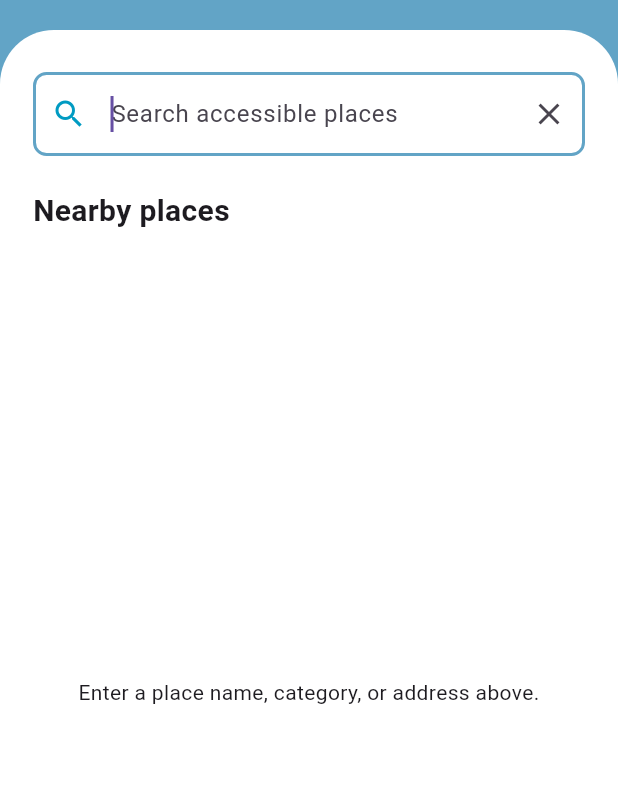
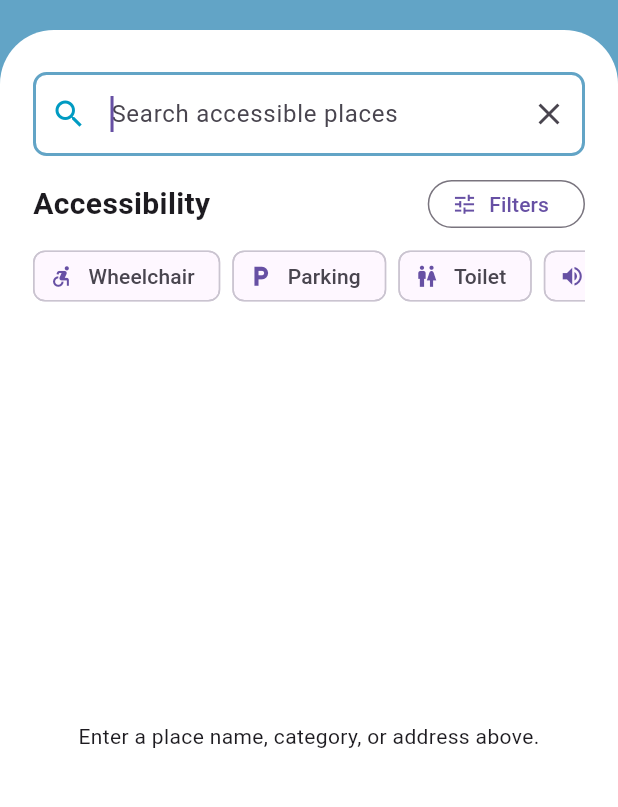
Before and after one commit to Senith001/AccessLink, a Flutter app: the HomeScreen screen opened directly, after a tap on "Search accessible places", on a phone screen of 412 x 824 dp, the part 75-882 px from its top. Run offline on Flutter 3.47's test engine with Material 3 defaults, Android fonts, the phone set to English and light mode, and no system bars; our stand-ins replace cloud_firestore, firebase_auth, firebase_core; accounts and stored records are empty; Roboto replaces fonts that are missing (Georgia).

Commit message:
IAM-16 Filter Places by Accessibility Requirements

```diff
--- a/lib/screens/home_screen.dart
+++ b/lib/screens/home_screen.dart
@@ -55,11 +55,16 @@ class _HomeScreenState extends State<HomeScreen> {
   }
 
   void _openSearch(BuildContext context) {
+    _openSearchWithFilter(context, null);
+  }
+
+  void _openSearchWithFilter(BuildContext context, String? filter) {
     Navigator.push(
       context,
       MaterialPageRoute(
         builder: (context) => SearchResultsScreen(
           initialPlaces: widget.initialPlaces,
+          initialFilter: filter,
         ),
       ),
     );
@@ -78,9 +83,7 @@ class _HomeScreenState extends State<HomeScreen> {
                 width: double.infinity,
                 decoration: const BoxDecoration(
                   color: Colors.white,
-                  borderRadius: BorderRadius.vertical(
-                    top: Radius.circular(36),
-                  ),
+                  borderRadius: BorderRadius.vertical(top: Radius.circular(36)),
                 ),
                 child: ListView(
                   padding: const EdgeInsets.fromLTRB(22, 28, 22, 18),
@@ -99,18 +102,13 @@ class _HomeScreenState extends State<HomeScreen> {
                       ),
                     ),
                     const SizedBox(height: 12),
-                    const _AccessibilityShortcuts(),
+                    _AccessibilityShortcuts(
+                      onFilterSelected: (filter) =>
+                          _openSearchWithFilter(context, filter),
+                    ),
                     const SizedBox(height: 14),
                     const _MapPreview(),
                     const SizedBox(height: 14),
-                    const Text(
-                      'Nearby places',
-                      style: TextStyle(
-                        fontSize: 19,
-                        fontWeight: FontWeight.bold,
-                      ),
-                    ),
-                    const SizedBox(height: 10),
                     if (_isLoadingPlaces)
                       const SizedBox(
                         height: 150,
@@ -131,9 +129,8 @@ class _HomeScreenState extends State<HomeScreen> {
                           itemCount: _places.length,
                           separatorBuilder: (context, index) =>
                               const SizedBox(width: 12),
-                          itemBuilder: (context, index) => _NearbyPlaceCard(
-                            place: _places[index],
-                          ),
+                          itemBuilder: (context, index) =>
+                              _NearbyPlaceCard(place: _places[index]),
                         ),
                       ),
                   ],
@@ -171,10 +168,7 @@ class _HomeHeader extends StatelessWidget {
         ),
         const Text(
           'Accessibility map',
-          style: TextStyle(
-            fontFamily: 'Georgia',
-            fontSize: 27,
-          ),
+          style: TextStyle(fontFamily: 'Georgia', fontSize: 27),
         ),
         IconButton(
           onPressed: () {},
@@ -309,27 +303,35 @@ class _LocationSelector extends StatelessWidget {
 }
 
 class _AccessibilityShortcuts extends StatelessWidget {
-  const _AccessibilityShortcuts();
+  const _AccessibilityShortcuts({required this.onFilterSelected});
 
-  static const _items = <(IconData, String)>[
-    (Icons.accessible_forward, 'Wheelchair'),
-    (Icons.ramp_right, 'Ramp'),
-    (Icons.elevator, 'Elevator'),
-    (Icons.local_parking, 'Parking'),
-    (Icons.wc, 'Restroom'),
+  final ValueChanged<String> onFilterSelected;
+
+  static const _items = <(IconData, String, String)>[
+    (Icons.accessible_forward, 'Wheelchair', 'wheelchairaccessible'),
+    (Icons.local_parking, 'Parking', 'accessibleparking'),
+    (Icons.wc, 'Toilet', 'accessibletoilet'),
+    (Icons.elevator, 'Elevator', 'elevator'),
+    (Icons.volume_up, 'Audio', 'audiosupport'),
   ];
 
   @override
   Widget build(BuildContext context) {
-    return Row(
+    return SizedBox(
+      height: 76,
+      child: Row(
         mainAxisAlignment: MainAxisAlignment.spaceBetween,
         children: [
           for (final item in _items)
-          Column(
+            Expanded(
+              child: InkWell(
+                onTap: () => onFilterSelected(item.$3),
+                borderRadius: BorderRadius.circular(28),
+                child: Column(
                   children: [
                     Container(
-                height: 50,
-                width: 50,
+                      height: 46,
+                      width: 46,
                       decoration: BoxDecoration(
                         color: const Color(0xFFE8F2F7),
                         border: Border.all(color: const Color(0xFFD3E1E8)),
@@ -337,11 +339,20 @@ class _AccessibilityShortcuts extends StatelessWidget {
                       ),
                       child: Icon(item.$1, color: const Color(0xFF53636C)),
                     ),
-              const SizedBox(height: 6),
-              Text(item.$2, style: const TextStyle(fontSize: 11)),
+                    const SizedBox(height: 5),
+                    Text(
+                      item.$2,
+                      maxLines: 1,
+                      overflow: TextOverflow.ellipsis,
+                      textAlign: TextAlign.center,
+                      style: const TextStyle(fontSize: 10),
+                    ),
                   ],
                 ),
+              ),
+            ),
         ],
+      ),
     );
   }
 }
@@ -373,14 +384,6 @@ class _NearbyPlaceCard extends StatelessWidget {
   Widget build(BuildContext context) {
     return SizedBox(
       width: 164,
-      child: InkWell(
-        onTap: () => Navigator.push(
-          context,
-          MaterialPageRoute(
-            builder: (context) => PlaceDetailsScreen(place: place),
-          ),
-        ),
-        borderRadius: BorderRadius.circular(10),
       child: Container(
         padding: const EdgeInsets.all(12),
         decoration: BoxDecoration(
@@ -416,7 +419,6 @@ class _NearbyPlaceCard extends StatelessWidget {
           ],
         ),
       ),
-      ),
     );
   }
 }
@@ -434,10 +436,22 @@ class _MapPainter extends CustomPainter {
       ..strokeCap = StrokeCap.round;
 
     final roads = [
-      [Offset(-20, size.height * .72), Offset(size.width + 20, size.height * .25)],
-      [Offset(size.width * .12, -20), Offset(size.width * .42, size.height + 20)],
-      [Offset(size.width * .72, -20), Offset(size.width * .5, size.height + 20)],
-      [Offset(-20, size.height * .28), Offset(size.width + 20, size.height * .6)],
+      [
+        Offset(-20, size.height * .72),
+        Offset(size.width + 20, size.height * .25),
+      ],
+      [
+        Offset(size.width * .12, -20),
+        Offset(size.width * .42, size.height + 20),
+      ],
+      [
+        Offset(size.width * .72, -20),
+        Offset(size.width * .5, size.height + 20),
+      ],
+      [
+        Offset(-20, size.height * .28),
+        Offset(size.width + 20, size.height * .6),
+      ],
     ];
 
     for (final road in roads) {
@@ -473,7 +487,11 @@ class _HomeBottomBar extends StatelessWidget {
       child: const Row(
         mainAxisAlignment: MainAxisAlignment.spaceBetween,
         children: [
-          _BottomBarItem(icon: Icons.home_outlined, label: 'Home', active: true),
+          _BottomBarItem(
+            icon: Icons.home_outlined,
+            label: 'Home',
+            active: true,
+          ),
           _BottomBarItem(icon: Icons.accessibility_new, label: 'Access'),
           _BottomBarItem(icon: Icons.notifications_none, label: 'Alerts'),
           _BottomBarItem(icon: Icons.person_outline, label: 'Profile'),
@@ -484,7 +502,11 @@ class _HomeBottomBar extends StatelessWidget {
 }
 
 class _BottomBarItem extends StatelessWidget {
-  const _BottomBarItem({required this.icon, required this.label, this.active = false});
+  const _BottomBarItem({
+    required this.icon,
+    required this.label,
+    this.active = false,
+  });
 
   final IconData icon;
   final String label;
--- a/lib/screens/search_results_screen.dart
+++ b/lib/screens/search_results_screen.dart
@@ -9,10 +9,12 @@ class SearchResultsScreen extends StatefulWidget {
     super.key,
     this.initialQuery = '',
     this.initialPlaces = const [],
+    this.initialFilter,
   });
 
   final String initialQuery;
   final List<Map<String, dynamic>> initialPlaces;
+  final String? initialFilter;
 
   @override
   State<SearchResultsScreen> createState() => _SearchResultsScreenState();
@@ -23,14 +25,40 @@ class _SearchResultsScreenState extends State<SearchResultsScreen> {
   List<Place> _places = const [];
   bool _isLoading = true;
   String? _loadError;
+  final Set<String> _selectedFilters = {};
+
+  static const _filters = {
+    'wheelchairaccessible': ('Wheelchair', Icons.accessible_forward),
+    'accessibleparking': ('Parking', Icons.local_parking),
+    'accessibletoilet': ('Toilet', Icons.wc),
+    'audiosupport': ('Audio', Icons.volume_up),
+    'elevator': ('Elevator', Icons.elevator),
+    'hearingsupport': ('Hearing', Icons.hearing),
+    'tactilepaving': ('Tactile', Icons.assistant),
+  };
+
+  static const _quickFilters = [
+    'wheelchairaccessible',
+    'accessibleparking',
+    'accessibletoilet',
+    'audiosupport',
+    'elevator',
+    'hearingsupport',
+    'tactilepaving',
+  ];
 
   List<Place> get _results {
     final query = _searchController.text.trim().toLowerCase();
-    if (query.isEmpty) return _places;
     return _places.where((place) {
-      return place.name.toLowerCase().contains(query) ||
+      final matchesText =
+          query.isEmpty ||
+          place.name.toLowerCase().contains(query) ||
           place.category.toLowerCase().contains(query) ||
           place.address.toLowerCase().contains(query);
+      final matchesFilters = _selectedFilters.every(
+        place.accessibilityFeatures.contains,
+      );
+      return matchesText && matchesFilters;
     }).toList();
   }
 
@@ -38,6 +66,9 @@ class _SearchResultsScreenState extends State<SearchResultsScreen> {
   void initState() {
     super.initState();
     _searchController = TextEditingController(text: widget.initialQuery);
+    if (widget.initialFilter != null) {
+      _selectedFilters.add(widget.initialFilter!);
+    }
     _places = widget.initialPlaces
         .map(Place.fromData)
         .whereType<Place>()
@@ -74,7 +105,8 @@ class _SearchResultsScreenState extends State<SearchResultsScreen> {
       if (!mounted) return;
       setState(() {
         _isLoading = false;
-        _loadError = 'Unable to load places. Check your connection and try again.';
+        _loadError =
+            'Unable to load places. Check your connection and try again.';
       });
     }
   }
@@ -116,15 +148,25 @@ class _SearchResultsScreenState extends State<SearchResultsScreen> {
                       textInputAction: TextInputAction.search,
                       decoration: _searchDecoration(),
                     ),
+                    const SizedBox(height: 12),
+                    _FilterControls(
+                      filters: _filters,
+                      quickFilters: _quickFilters,
+                      selectedFilters: _selectedFilters,
+                      onChanged: _toggleFilter,
+                      onOpenFilterList: _openFilterList,
+                    ),
                     const SizedBox(height: 22),
-                    Text(
-                      query.isEmpty ? 'Nearby places' : 'Search results',
-                      style: const TextStyle(
+                    if (query.isNotEmpty || _selectedFilters.isNotEmpty) ...[
+                      const Text(
+                        'Search results',
+                        style: TextStyle(
                           fontSize: 20,
                           fontWeight: FontWeight.bold,
                         ),
                       ),
                       const SizedBox(height: 12),
+                    ],
                     Expanded(child: _content(query)),
                   ],
                 ),
@@ -143,7 +185,9 @@ class _SearchResultsScreenState extends State<SearchResultsScreen> {
     if (_loadError != null) {
       return _LoadError(message: _loadError!, onRetry: _retry);
     }
-    if (query.isEmpty) return const _SearchPrompt();
+    if (query.isEmpty && _selectedFilters.isEmpty) {
+      return const _SearchPrompt();
+    }
     if (_results.isEmpty) {
       return _NoResults(query: query, onClear: _clearSearch);
     }
@@ -157,6 +201,55 @@ class _SearchResultsScreenState extends State<SearchResultsScreen> {
   void _clearSearch() {
     _searchController.clear();
     setState(() {});
+  }
+
+  void _toggleFilter(String filter) {
+    setState(() {
+      if (!_selectedFilters.add(filter)) {
+        _selectedFilters.remove(filter);
+      }
+    });
+  }
+
+  Future<void> _openFilterList() async {
+    await showModalBottomSheet<void>(
+      context: context,
+      showDragHandle: true,
+      builder: (context) {
+        return StatefulBuilder(
+          builder: (context, setSheetState) {
+            return SafeArea(
+              child: ListView(
+                shrinkWrap: true,
+                padding: const EdgeInsets.fromLTRB(20, 4, 20, 20),
+                children: [
+                  const Text(
+                    'Accessibility filters',
+                    style: TextStyle(fontSize: 20, fontWeight: FontWeight.bold),
+                  ),
+                  const SizedBox(height: 8),
+                  for (final entry in _filters.entries)
+                    CheckboxListTile(
+                      value: _selectedFilters.contains(entry.key),
+                      secondary: Icon(entry.value.$2),
+                      title: Text(entry.value.$1),
+                      onChanged: (_) {
+                        _toggleFilter(entry.key);
+                        setSheetState(() {});
+                      },
+                    ),
+                  const SizedBox(height: 8),
+                  FilledButton(
+                    onPressed: () => Navigator.pop(context),
+                    child: const Text('Apply filters'),
+                  ),
+                ],
+              ),
+            );
+          },
+        );
+      },
+    );
   }
 
   void _retry() {
@@ -198,6 +291,72 @@ class _SearchHeader extends StatelessWidget {
   }
 }
 
+class _FilterControls extends StatelessWidget {
+  const _FilterControls({
+    required this.filters,
+    required this.quickFilters,
+    required this.selectedFilters,
+    required this.onChanged,
+    required this.onOpenFilterList,
+  });
+
+  final Map<String, (String, IconData)> filters;
+  final List<String> quickFilters;
+  final Set<String> selectedFilters;
+  final ValueChanged<String> onChanged;
+  final VoidCallback onOpenFilterList;
+
+  @override
+  Widget build(BuildContext context) {
+    return Column(
+      crossAxisAlignment: CrossAxisAlignment.start,
+      children: [
+        Row(
+          children: [
+            const Expanded(
+              child: Text(
+                'Accessibility',
+                style: TextStyle(fontSize: 20, fontWeight: FontWeight.bold),
+              ),
+            ),
+            OutlinedButton.icon(
+              onPressed: onOpenFilterList,
+              icon: const Icon(Icons.tune, size: 17),
+              label: const Text('Filters'),
+              style: OutlinedButton.styleFrom(
+                visualDensity: VisualDensity.compact,
+              ),
+            ),
+          ],
+        ),
+        const SizedBox(height: 8),
+        SizedBox(
+          height: 40,
+          child: ListView.separated(
+            scrollDirection: Axis.horizontal,
+            itemCount: quickFilters.length,
+            separatorBuilder: (context, index) => const SizedBox(width: 8),
+            itemBuilder: (context, index) {
+              final key = quickFilters[index];
+              final filter = filters[key]!;
+              return FilterChip(
+                avatar: Icon(filter.$2, size: 17),
+                label: Text(filter.$1),
+                selected: selectedFilters.contains(key),
+                onSelected: (_) => onChanged(key),
+                selectedColor: const Color(0xFFBDE8F0),
+                checkmarkColor: const Color(0xFF2C4552),
+                materialTapTargetSize: MaterialTapTargetSize.shrinkWrap,
+                visualDensity: VisualDensity.compact,
+              );
+            },
+          ),
+        ),
+      ],
+    );
+  }
+}
+
 InputDecoration _searchDecoration() => InputDecoration(
   hintText: 'Search accessible places',
   prefixIcon: const Icon(Icons.search, color: Color(0xFF009BC2)),
@@ -218,13 +377,7 @@ class _ResultTile extends StatelessWidget {
 
   @override
   Widget build(BuildContext context) {
-    return InkWell(
-      onTap: () => Navigator.push(
-        context,
-        MaterialPageRoute(builder: (context) => PlaceDetailsScreen(place: place)),
-      ),
-      borderRadius: BorderRadius.circular(10),
-      child: Container(
+    return Container(
       padding: const EdgeInsets.all(14),
       decoration: BoxDecoration(
         color: const Color(0xFFF8FBFC),
@@ -239,85 +392,25 @@ class _ResultTile extends StatelessWidget {
             child: Column(
               crossAxisAlignment: CrossAxisAlignment.start,
               children: [
-                  Text(place.name, style: const TextStyle(fontSize: 17, fontWeight: FontWeight.bold)),
+                Text(
+                  place.name,
+                  style: const TextStyle(
+                    fontSize: 17,
+                    fontWeight: FontWeight.bold,
+                  ),
+                ),
                 const SizedBox(height: 4),
                 Text('${place.category} . ${place.distance}'),
-                  if (place.address.isNotEmpty) Text(place.address, style: const TextStyle(fontSize: 12)),
+                if (place.address.isNotEmpty)
+                  Text(place.address, style: const TextStyle(fontSize: 12)),
               ],
             ),
           ),
           const Icon(Icons.chevron_right),
         ],
       ),
-      ),
     );
   }
-}
-
-class PlaceDetailsScreen extends StatelessWidget {
-  const PlaceDetailsScreen({super.key, required this.place});
-  final Place place;
-
-  @override
-  Widget build(BuildContext context) {
-    return Scaffold(
-      backgroundColor: const Color(0xFF62A4C6),
-      appBar: AppBar(
-        title: Text(place.name),
-        backgroundColor: Colors.transparent,
-        elevation: 0,
-      ),
-      body: Container(
-        width: double.infinity,
-        padding: const EdgeInsets.all(22),
-        decoration: const BoxDecoration(
-          color: Colors.white,
-          borderRadius: BorderRadius.vertical(top: Radius.circular(36)),
-        ),
-        child: ListView(
-          children: [
-            Container(
-              height: 170,
-              decoration: BoxDecoration(
-                color: const Color(0xFFE8F2F7),
-                borderRadius: BorderRadius.circular(16),
-              ),
-              child: Icon(place.icon, size: 76, color: const Color(0xFF62A4C6)),
-            ),
-            const SizedBox(height: 22),
-            Text(place.name, style: const TextStyle(fontSize: 27, fontWeight: FontWeight.bold)),
-            const SizedBox(height: 8),
-            Text(place.category, style: const TextStyle(color: Color(0xFF62A4C6), fontSize: 17, fontWeight: FontWeight.w600)),
-            const SizedBox(height: 24),
-            _Detail(label: 'Address', value: place.address.isEmpty ? 'Address not available' : place.address),
-            const SizedBox(height: 16),
-            _Detail(
-              label: 'Coordinates',
-              value: place.latitude == null || place.longitude == null
-                  ? 'Location not available'
-                  : '${place.latitude}, ${place.longitude}',
-            ),
-          ],
-        ),
-      ),
-    );
-  }
-}
-
-class _Detail extends StatelessWidget {
-  const _Detail({required this.label, required this.value});
-  final String label;
-  final String value;
-
-  @override
-  Widget build(BuildContext context) => Column(
-        crossAxisAlignment: CrossAxisAlignment.start,
-        children: [
-          Text(label, style: const TextStyle(fontWeight: FontWeight.bold)),
-          const SizedBox(height: 4),
-          Text(value),
-        ],
-      );
 }
 
 class _SearchPrompt extends StatelessWidget {
@@ -343,11 +436,21 @@ class _NoResults extends StatelessWidget {
       children: [
         const Icon(Icons.search_off, size: 46, color: Color(0xFF62A4C6)),
         const SizedBox(height: 14),
-            const Text('No accessible places found', style: TextStyle(fontSize: 18, fontWeight: FontWeight.bold)),
+        const Text(
+          'No accessible places found',
+          style: TextStyle(fontSize: 18, fontWeight: FontWeight.bold),
+        ),
         const SizedBox(height: 8),
-            Text('We could not find a public place matching "$query".', textAlign: TextAlign.center),
+        Text(
+          'We could not find a public place matching "$query".',
+          textAlign: TextAlign.center,
+        ),
         const SizedBox(height: 18),
-            OutlinedButton.icon(onPressed: onClear, icon: const Icon(Icons.refresh), label: const Text('Clear search')),
+        OutlinedButton.icon(
+          onPressed: onClear,
+          icon: const Icon(Icons.refresh),
+          label: const Text('Clear search'),
+        ),
       ],
     ),
   );
@@ -365,11 +468,18 @@ class _LoadError extends StatelessWidget {
       children: [
         const Icon(Icons.cloud_off, size: 48, color: Color(0xFFFF0033)),
         const SizedBox(height: 14),
-            const Text('Places could not be loaded', style: TextStyle(fontSize: 18, fontWeight: FontWeight.bold)),
+        const Text(
+          'Places could not be loaded',
+          style: TextStyle(fontSize: 18, fontWeight: FontWeight.bold),
+        ),
         const SizedBox(height: 6),
         Text(message, textAlign: TextAlign.center),
         const SizedBox(height: 18),
-            OutlinedButton.icon(onPressed: onRetry, icon: const Icon(Icons.refresh), label: const Text('Try again')),
+        OutlinedButton.icon(
+          onPressed: onRetry,
+          icon: const Icon(Icons.refresh),
+          label: const Text('Try again'),
+        ),
       ],
     ),
   );
```
Also changed, not shown: lib/models/place.dart (+72 -6 lines), lib/screens/login_screen.dart (+24 -21 lines), 1 other file. Lines whose indentation alone changed are shown as unchanged.
